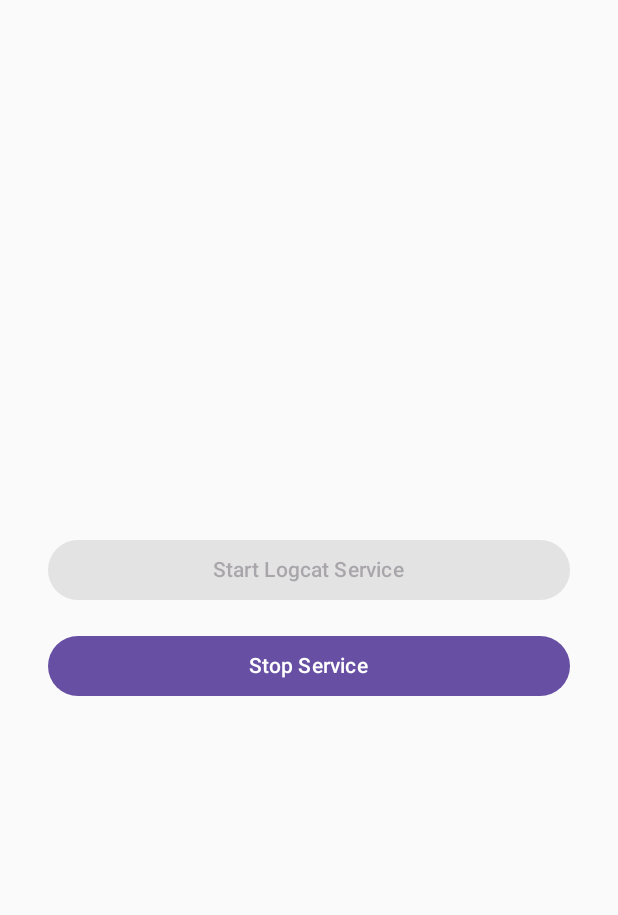
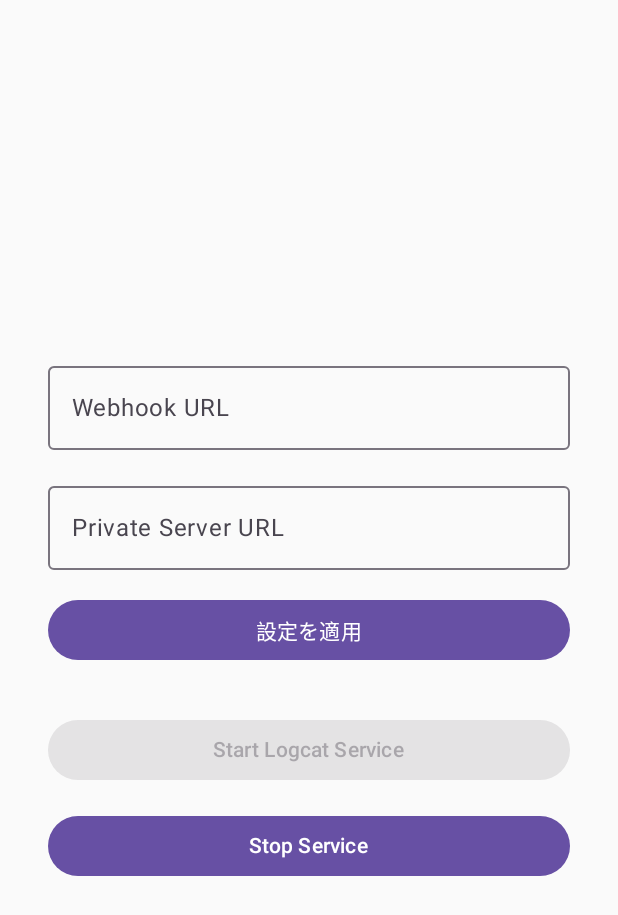
Before and after one commit to TomatoKyou/DroidScope, an Android app built with Jetpack Compose: the screen it shows after launch (MainActivity), after a tap on "Start Logcat Service", on a phone screen of 412 x 824 dp. Shown: the top 915 px of the screen. Run offline under Robolectric (Android 15) with nearby library versions, the phone set to English and light mode, and no system bars; libraries missing offline, so code that uses them is left out: rikka.shizuku; 2 statements that could not run were skipped.

```diff
--- a/app/src/main/java/com/scopedev/droidscope/MainActivity.kt
+++ b/app/src/main/java/com/scopedev/droidscope/MainActivity.kt
@@ -1,17 +1,19 @@
 package com.scopedev.droidscope
 
+import android.content.Context
 import android.content.Intent
 import android.os.Bundle
+import android.content.pm.PackageManager
 import androidx.activity.ComponentActivity
 import androidx.activity.compose.setContent
 import androidx.compose.foundation.layout.*
 import androidx.compose.material3.*
 import androidx.compose.runtime.*
 import androidx.compose.ui.Modifier
+import androidx.compose.ui.platform.LocalContext
 import androidx.compose.ui.unit.dp
-import android.widget.Toast
-import android.content.pm.PackageManager
 import rikka.shizuku.Shizuku
+
 class MainActivity : ComponentActivity() {
     override fun onCreate(savedInstanceState: Bundle?) {
         super.onCreate(savedInstanceState)
@@ -26,7 +28,30 @@ class MainActivity : ComponentActivity() {
 @Composable
 fun LogcatController() {
     var isRunning by remember { mutableStateOf(false) }
-    val context = androidx.compose.ui.platform.LocalContext.current
+    val context = LocalContext.current
+
+    // --- SharedPreferences ---
+    val prefs = context.getSharedPreferences("app_config", Context.MODE_PRIVATE)
+    var webhookUrl by remember { mutableStateOf(prefs.getString("WEBHOOK_URL", "") ?: "") }
+    var privateServerUrl by remember { mutableStateOf(prefs.getString("PRIVATE_SERVER_URL", "") ?: "") }
+
+    // ダイアログ関連の状態変数
+    var showDialog by remember { mutableStateOf(false) }
+    var dialogTitle by remember { mutableStateOf("") }
+    var dialogMessage by remember { mutableStateOf("") }
+
+    if (showDialog) {
+        AlertDialog(
+            onDismissRequest = { showDialog = false },
+            confirmButton = {
+                TextButton(onClick = { showDialog = false }) {
+                    Text("OK")
+                }
+            },
+            title = { Text(dialogTitle) },
+            text = { Text(dialogMessage) }
+        )
+    }
 
     Column(
         modifier = Modifier
@@ -34,10 +59,57 @@ fun LogcatController() {
             .padding(32.dp),
         verticalArrangement = Arrangement.Center
     ) {
+        // --- Webhook URL 入力 ---
+        OutlinedTextField(
+            value = webhookUrl,
+            onValueChange = { webhookUrl = it },
+            label = { Text("Webhook URL") },
+            modifier = Modifier.fillMaxWidth()
+        )
+
+        Spacer(Modifier.height(16.dp))
+
+        // --- Private Server URL 入力 ---
+        OutlinedTextField(
+            value = privateServerUrl,
+            onValueChange = { privateServerUrl = it },
+            label = { Text("Private Server URL") },
+            modifier = Modifier.fillMaxWidth()
+        )
+
+        Spacer(Modifier.height(16.dp))
+
+        // --- 設定を適用ボタン ---
+        Button(
+            onClick = {
+                prefs.edit().putString("WEBHOOK_URL", webhookUrl)
+                    .putString("PRIVATE_SERVER_URL", privateServerUrl)
+                    .apply()
+                dialogTitle = "設定保存"
+                dialogMessage = "Webhook URL と Private Server URL を保存しました"
+                showDialog = true
+            },
+            modifier = Modifier.fillMaxWidth()
+        ) {
+            Text("設定を適用")
+        }
+
+        Spacer(Modifier.height(32.dp))
+
+        // --- Start ボタン ---
         Button(
             onClick = {
                 if (!isRunning) {
-                    val hasReadLogs = context.checkSelfPermission("android.permission.READ_LOGS") == PackageManager.PERMISSION_GRANTED
+                    val hasReadLogs =
+                        context.checkSelfPermission("android.permission.READ_LOGS") == PackageManager.PERMISSION_GRANTED
+
+                    if (!hasReadLogs && !Shizuku.pingBinder()) {
+                        dialogTitle = "権限エラー"
+                        dialogMessage = "READ_LOGS権限がありません！\nShizukuを実行するか、ADBコマンドを実行してください。"
+                        showDialog = true
+                        return@Button
+                    }
+
                     if (!hasReadLogs && Shizuku.pingBinder()) {
                         try {
                             Shizuku.newProcess(
@@ -50,12 +122,23 @@ fun LogcatController() {
                                 null,
                                 null
                             )
-                            println("権限付与成功")
+                            val granted =
+                                context.checkSelfPermission("android.permission.READ_LOGS") == PackageManager.PERMISSION_GRANTED
+                            if (!granted) {
+                                dialogTitle = "権限取得失敗"
+                                dialogMessage =
+                                    "READ_LOGS権限の取得に失敗しました。"
+                                showDialog = true
+                                return@Button
+                            }
                         } catch (e: Exception) {
-                            println("権限付与失敗: ${e.message}")
-                            Toast.makeText(context, "権限付与失敗: ${e.message}", Toast.LENGTH_LONG).show()
+                            dialogTitle = "権限付与失敗"
+                            dialogMessage = "エラー： ${e.message}"
+                            showDialog = true
+                            return@Button
                         }
                     }
+
                     val intent = Intent(context, LogcatService::class.java)
                     context.startForegroundService(intent)
                     isRunning = true
@@ -69,6 +152,7 @@ fun LogcatController() {
 
         Spacer(Modifier.height(16.dp))
 
+        // --- Stop ボタン ---
         Button(
             onClick = {
                 if (isRunning) {
```
Also changed, not shown: app/src/main/java/com/scopedev/droidscope/LogcatService.kt (+62 -20 lines).
